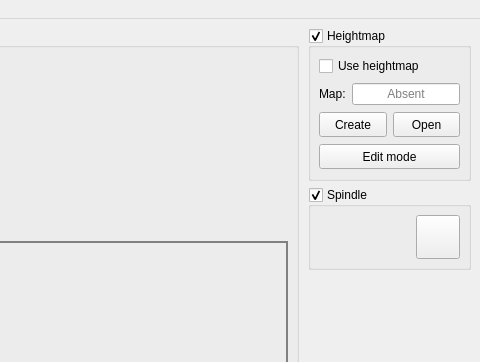
trcwm/Candle, file src/frmmain.ui: the form before one commit; both pictures show x 472 to 952 and y 0 to 362 of the 952 by 847 pixel window.
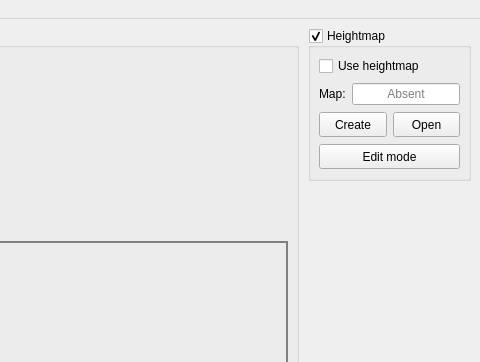
The form after the commit. Icons and pictures are not drawn. Custom widgets are drawn as their Qt base class.

The edit to the form file:
```diff
--- a/src/frmmain.ui
+++ b/src/frmmain.ui
@@ -1087,7 +1087,7 @@
             <x>0</x>
             <y>0</y>
             <width>210</width>
-            <height>258</height>
+            <height>166</height>
            </rect>
           </property>
           <property name="sizePolicy">
@@ -1258,92 +1258,6 @@
              </layout>
             </widget>
            </item>
-           <item>
-            <widget class="GroupBox" name="grpSpindle">
-             <property name="enabled">
-              <bool>true</bool>
-             </property>
-             <property name="title">
-              <string>Spindle</string>
-             </property>
-             <property name="checkable">
-              <bool>true</bool>
-             </property>
-             <property name="overrided" stdset="0">
-              <bool>false</bool>
-             </property>
-             <layout class="QHBoxLayout" name="horizontalLayout_2">
-              <property name="leftMargin">
-               <number>8</number>
-              </property>
-              <property name="topMargin">
-               <number>8</number>
-              </property>
-              <property name="rightMargin">
-               <number>8</number>
-              </property>
-              <property name="bottomMargin">
-               <number>8</number>
-              </property>
-              <item>
-               <widget class="QWidget" name="widgetSpindle" native="true">
-                <layout class="QHBoxLayout" name="horizontalLayout_16">
-                 <property name="leftMargin">
-                  <number>0</number>
-                 </property>
-                 <property name="topMargin">
-                  <number>0</number>
-                 </property>
-                 <property name="rightMargin">
-                  <number>0</number>
-                 </property>
-                 <property name="bottomMargin">
-                  <number>0</number>
-                 </property>
-                 <item>
-                  <widget class="SliderBox" name="slbSpindle" native="true"/>
-                 </item>
-                 <item>
-                  <widget class="StyledToolButton" name="cmdSpindle">
-                   <property name="enabled">
-                    <bool>true</bool>
-                   </property>
-                   <property name="sizePolicy">
-                    <sizepolicy hsizetype="Fixed" vsizetype="Fixed">
-                     <horstretch>0</horstretch>
-                     <verstretch>0</verstretch>
-                    </sizepolicy>
-                   </property>
-                   <property name="minimumSize">
-                    <size>
-                     <width>44</width>
-                     <height>44</height>
-                    </size>
-                   </property>
-                   <property name="toolTip">
-                    <string>Spindle on/off</string>
-                   </property>
-                   <property name="icon">
-                    <iconset resource="images.qrc">
-                     <normaloff>:/images/cutter.png</normaloff>:/images/cutter.png</iconset>
-                   </property>
-                   <property name="iconSize">
-                    <size>
-                     <width>28</width>
-                     <height>28</height>
-                    </size>
-                   </property>
-                   <property name="checkable">
-                    <bool>true</bool>
-                   </property>
-                  </widget>
-                 </item>
-                </layout>
-               </widget>
-              </item>
-             </layout>
-            </widget>
-           </item>
           </layout>
          </widget>
         </widget>
@@ -1491,12 +1405,6 @@
    <header location="global">widgets/glwidget.h</header>
    <container>1</container>
   </customwidget>
-  <customwidget>
-   <class>SliderBox</class>
-   <extends>QWidget</extends>
-   <header>widgets/sliderbox.h</header>
-   <container>1</container>
-  </customwidget>
  </customwidgets>
  <tabstops>
   <tabstop>chkTestMode</tabstop>
```
Left out of the diff: 2 changed lines with no effect on the pictures.
